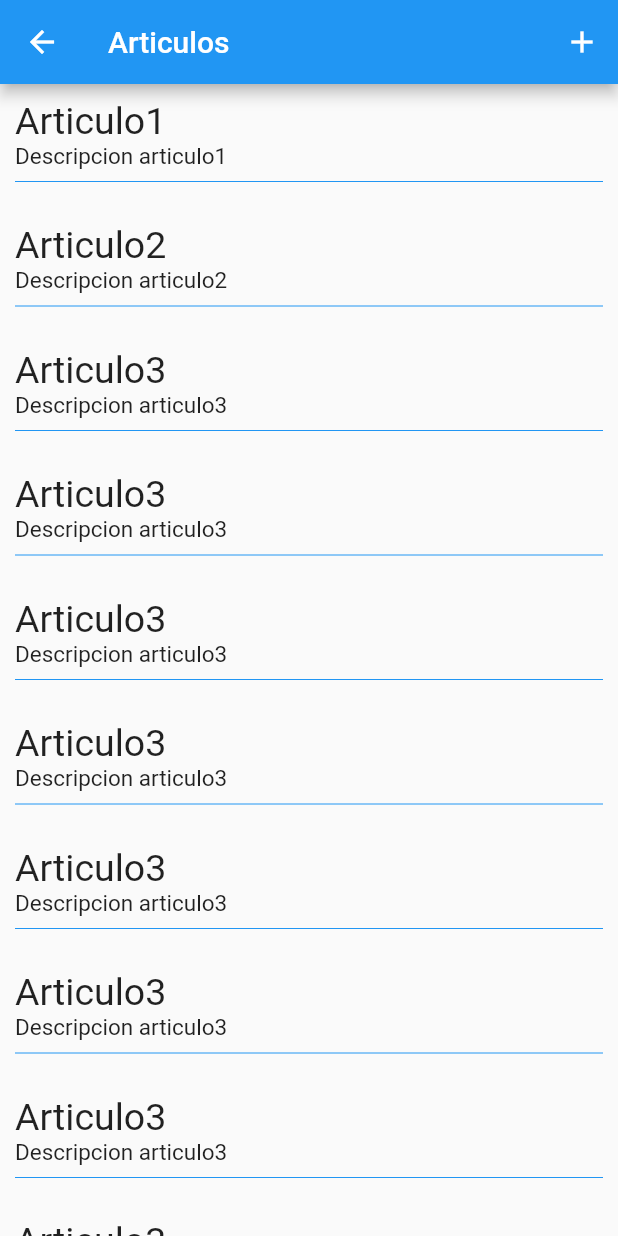
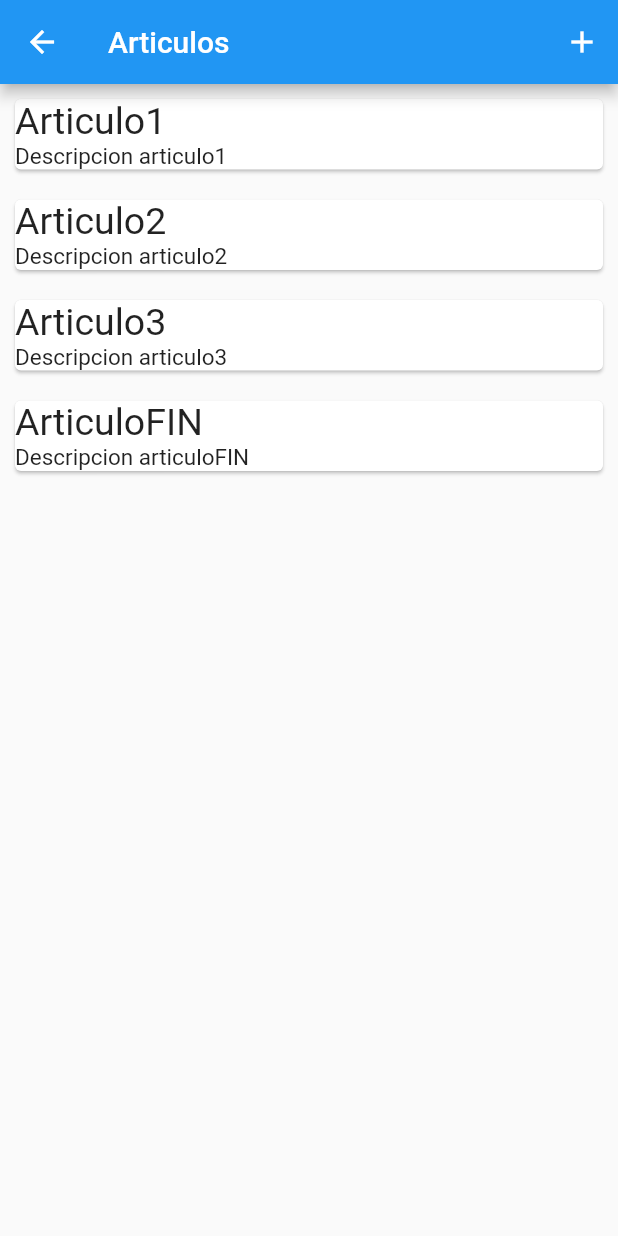
Before and after one commit to BRIANKAIVA1110/Flutter_tp, a Flutter app: the BrianPage screen opened by its route, on a phone screen of 412 x 824 dp. Run offline on Flutter 3.47's test engine with Material 2 defaults, Android fonts, the phone set to English and light mode, and no system bars; our stand-ins replace flutter_datetime_picker.

Commit message:
se agrega funcionalidad a brianpage

```diff
--- a/tp_flutter/lib/mock_data/mockDb.dart
+++ b/tp_flutter/lib/mock_data/mockDb.dart
@@ -9,14 +9,6 @@ class MockDb{
     Articulo(nombre: "Articulo1",descripcion: "Descripcion articulo1"),
     Articulo(nombre: "Articulo2",descripcion: "Descripcion articulo2"),
     Articulo(nombre: "Articulo3",descripcion: "Descripcion articulo3"),
-    Articulo(nombre: "Articulo3",descripcion: "Descripcion articulo3"),
-    Articulo(nombre: "Articulo3",descripcion: "Descripcion articulo3"),
-    Articulo(nombre: "Articulo3",descripcion: "Descripcion articulo3"),
-    Articulo(nombre: "Articulo3",descripcion: "Descripcion articulo3"),
-    Articulo(nombre: "Articulo3",descripcion: "Descripcion articulo3"),
-    Articulo(nombre: "Articulo3",descripcion: "Descripcion articulo3"),
-    Articulo(nombre: "Articulo3",descripcion: "Descripcion articulo3"),
-    Articulo(nombre: "Articulo3",descripcion: "Descripcion articulo3"),
     Articulo(nombre: "ArticuloFIN",descripcion: "Descripcion articuloFIN"),
 
   ];
--- a/tp_flutter/lib/pages/brian_villarroel_page.dart
+++ b/tp_flutter/lib/pages/brian_villarroel_page.dart
@@ -1,3 +1,4 @@
+
 import 'package:flutter/material.dart';
 import 'package:tp_flutter/mock_data/mockDb.dart';
 
@@ -15,8 +16,10 @@ class BrianPage extends StatelessWidget{
             child: IconButton(
               icon: Icon(Icons.add),
               onPressed: (){
-                 Navigator.push(context, MaterialPageRoute(builder: (context)=>ArticulosForm()));
-                //  Navigator.pop(context);
+                Navigator.push(context, MaterialPageRoute(builder: (context)=>ArticulosForm()))
+                  .whenComplete(() => Navigator.pop(context))
+                  .whenComplete(() => Navigator.push(context, MaterialPageRoute(builder: (context)=>BrianPage())));
+
               },
             ),
             // margin: EdgeInsets.all(10),
@@ -29,6 +32,7 @@ class BrianPage extends StatelessWidget{
 }
 
 class ArticulosPage extends StatefulWidget{
+
   @override
   ArticulosPageState createState() {
     return ArticulosPageState();
@@ -40,18 +44,33 @@ class ArticulosPageState extends State<ArticulosPage>{
 
   ArticulosPageState(){
     itemsDetalis = new List<Widget>();
+  }
 
-    for (var articulo in MockDb.listArticulo) {
-      itemsDetalis.add(ItemDetail(titulo: articulo.nombre, subTitulo: articulo.descripcion));
+  @override
+  void initState() {
+    super.initState();
+    for (var articulo in MockDb.listArticulo)
+    {
+      setState(() {
+        itemsDetalis.add(ItemDetail(titulo: articulo.nombre, subTitulo: articulo.descripcion));
+      });
     }
 
   }
-
   @override
   Widget build(BuildContext context) {
     return  ListView(
         children: itemsDetalis,
     );
+  }
+
+  update(){
+    for (var articulo in MockDb.listArticulo)
+    {
+      setState(() {
+        itemsDetalis.add(ItemDetail(titulo: articulo.nombre, subTitulo: articulo.descripcion));
+      });
+    }
   }
 }
 
@@ -65,14 +84,14 @@ class ItemDetail extends StatelessWidget{
   ItemDetail({this.titulo,this.subTitulo});
   @override
   Widget build(BuildContext context) {
-    return Container(
+    return Card(
       margin: EdgeInsets.all(10),
       child: Column(
         crossAxisAlignment: CrossAxisAlignment.start,
         children: <Widget>[
           Text(this.titulo??"???",style: TextStyle(fontSize: 25)),
           Text(this.subTitulo??"???",style: TextStyle(fontSize: 15)),
-          Divider( color: Colors.blue,),
+          // Divider( color: Colors.blue,),
         ],
       ),
     );
```
